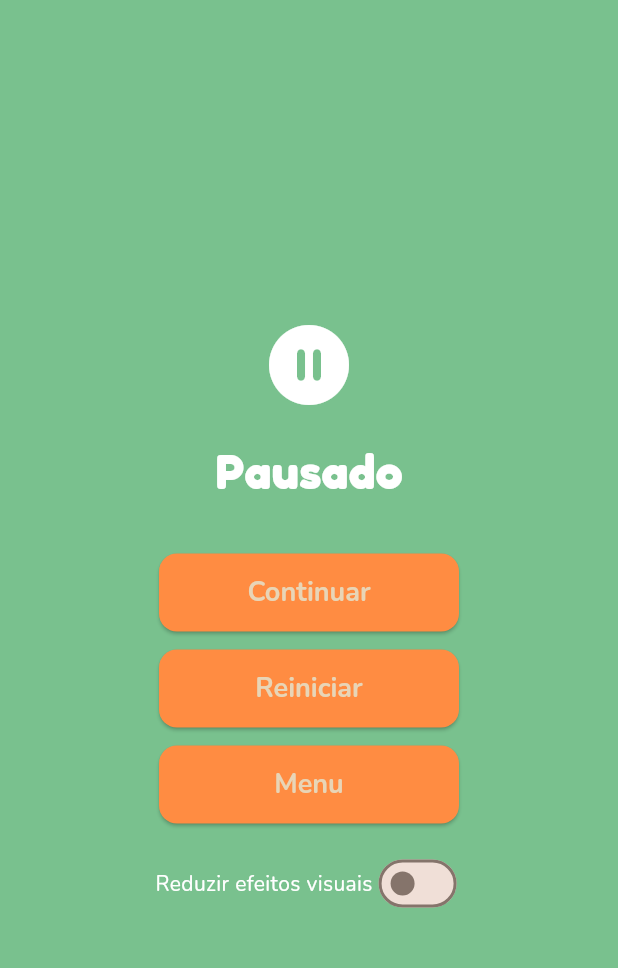
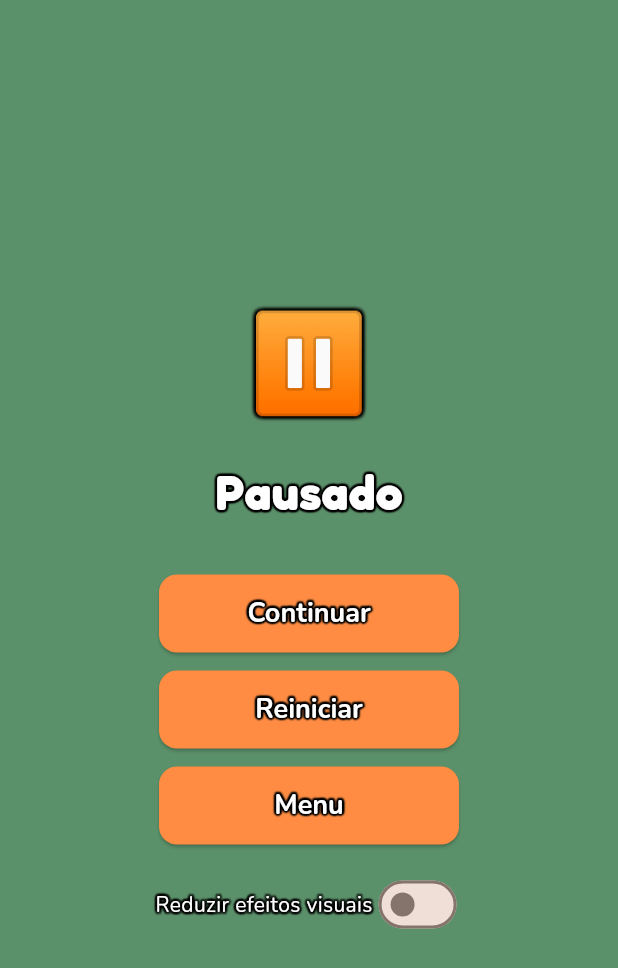
Before and after one commit to g1uliano/capivara_2048, a Flutter app: the PauseOverlay widget shown alone on an empty page, opened directly, on a phone screen of 412 x 824 dp. Shown: the top 968 px of the screen. Run offline on Flutter 3.47's test engine with Material 3 defaults, Android fonts, the phone set to English and light mode, and no system bars; our stand-ins replace flutter_riverpod, flutter_svg, google_fonts, hive, hive_flutter, shared_preferences; accounts and stored records are empty.

Commit message:
feat: add tint + OutlinedText to PauseOverlay for legibility on bright tiles

```diff
--- a/lib/presentation/widgets/pause_overlay.dart
+++ b/lib/presentation/widgets/pause_overlay.dart
@@ -5,6 +5,7 @@ import 'package:flutter_riverpod/flutter_riverpod.dart';
 import 'package:google_fonts/google_fonts.dart';
 import '../../core/providers/reduce_effects_provider.dart';
 import '../controllers/game_notifier.dart';
+import 'outlined_text.dart';
 
 class PauseOverlay extends ConsumerStatefulWidget {
   const PauseOverlay({super.key});
@@ -29,19 +30,53 @@ class _PauseOverlayState extends ConsumerState<PauseOverlay> {
     final reduceEffects = ref.watch(reduceEffectsProvider);
     final notifier = ref.read(gameProvider.notifier);
 
-    Widget content = Container(
+    Widget content = Stack(
+      children: [
+        // Background
+        Positioned.fill(
+          child: Container(
             color: reduceEffects
                 ? const Color(0xE6000000)
                 : const Color(0x4DFFF8E7),
-      child: Center(
+          ),
+        ),
+        // Black tint layer
+        Positioned.fill(
+          child: Container(color: Colors.black.withOpacity(0.25)),
+        ),
+        // Content
+        Center(
           child: Column(
             mainAxisSize: MainAxisSize.min,
             children: [
-            const Icon(Icons.pause_circle_filled_rounded,
-                size: 64, color: Colors.white),
+              Text(
+                '⏸',
+                style: TextStyle(
+                  fontSize: 64,
+                  color: Colors.white,
+                  shadows: [
+                    Shadow(
+                        color: Colors.black,
+                        blurRadius: 2,
+                        offset: const Offset(1.5, 1.5)),
+                    Shadow(
+                        color: Colors.black,
+                        blurRadius: 2,
+                        offset: const Offset(-1.5, -1.5)),
+                    Shadow(
+                        color: Colors.black,
+                        blurRadius: 2,
+                        offset: const Offset(1.5, -1.5)),
+                    Shadow(
+                        color: Colors.black,
+                        blurRadius: 2,
+                        offset: const Offset(-1.5, 1.5)),
+                  ],
+                ),
+              ),
               const SizedBox(height: 16),
-            Text(
-              'Pausado',
+              OutlinedText(
+                text: 'Pausado',
                 style: GoogleFonts.fredoka(
                   fontSize: 32,
                   fontWeight: FontWeight.bold,
@@ -70,9 +105,9 @@ class _PauseOverlayState extends ConsumerState<PauseOverlay> {
               Row(
                 mainAxisSize: MainAxisSize.min,
                 children: [
-                const Text(
-                  'Reduzir efeitos visuais',
-                  style: TextStyle(color: Colors.white),
+                  OutlinedText(
+                    text: 'Reduzir efeitos visuais',
+                    style: const TextStyle(color: Colors.white),
                   ),
                   Switch(
                     value: reduceEffects,
@@ -84,14 +119,15 @@ class _PauseOverlayState extends ConsumerState<PauseOverlay> {
               if (kDebugMode)
                 TextButton(
                   onPressed: () {},
-                child: const Text(
-                  'Debug',
-                  style: TextStyle(color: Colors.white70),
+                  child: OutlinedText(
+                    text: 'Debug',
+                    style: const TextStyle(color: Colors.white70),
                   ),
                 ),
             ],
           ),
         ),
+      ],
     );
 
     if (!reduceEffects) {
@@ -122,8 +158,8 @@ class _OverlayButton extends StatelessWidget {
       height: 52,
       child: ElevatedButton(
         onPressed: onPressed,
-        child: Text(
-          label,
+        child: OutlinedText(
+          text: label,
           style: GoogleFonts.nunito(
             fontSize: 18,
             fontWeight: FontWeight.bold,
```
Also changed, not shown: 1 other file. Lines whose indentation alone changed are shown as unchanged.
